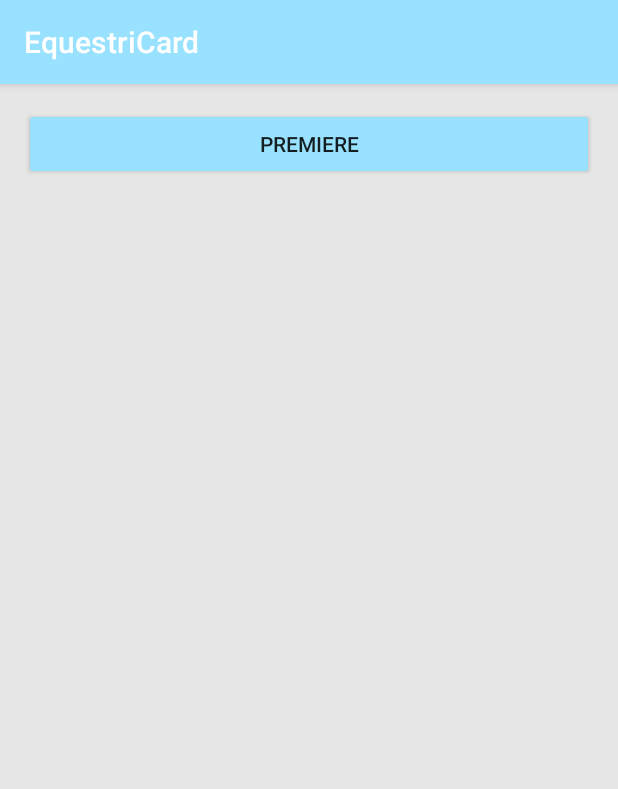
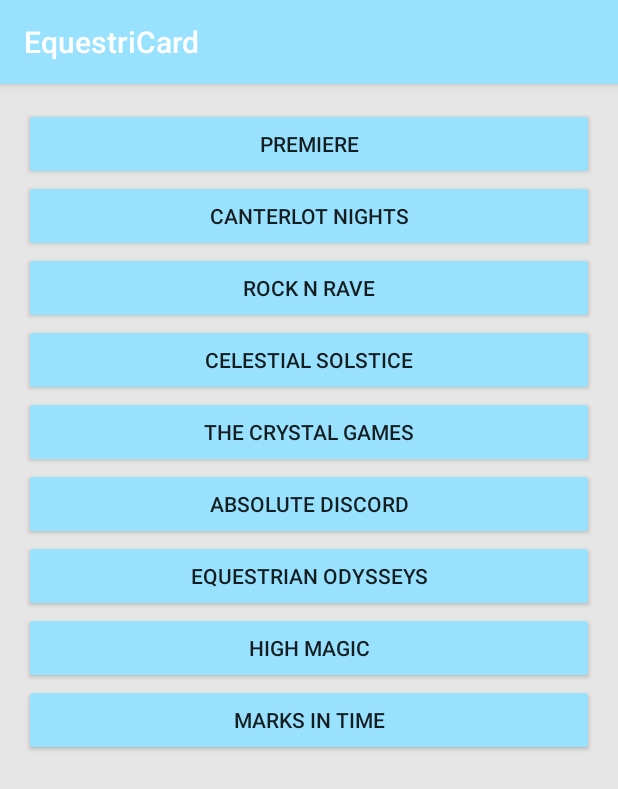
Before and after one commit to ChrisFhey/EquestriCard, an Android app: the SeriesSelectActivity screen opened directly, with no data from a screen before it, on a phone screen of 412 x 824 dp. Shown: the top 789 px of the screen. Run offline under Robolectric (Android 15) with nearby library versions, the light colour scheme and no system bars.

Commit message:
Added set buttons

```diff
--- a/app/src/main/res/layout/activity_series_select.xml
+++ b/app/src/main/res/layout/activity_series_select.xml
@@ -25,5 +25,77 @@
             android:onClick="seriesOverview"
             android:tag="PR"
             android:backgroundTint="@color/colorPrimary" />
+
+        <Button
+            android:text="Canterlot Nights"
+            android:layout_width="match_parent"
+            android:layout_height="wrap_content"
+            android:id="@+id/btn_cn"
+            android:onClick="seriesOverview"
+            android:tag="CN"
+            android:backgroundTint="@color/colorPrimary" />
+
+        <Button
+            android:text="Rock N Rave"
+            android:layout_width="match_parent"
+            android:layout_height="wrap_content"
+            android:id="@+id/btn_rr"
+            android:onClick="seriesOverview"
+            android:tag="RR"
+            android:backgroundTint="@color/colorPrimary" />
+
+        <Button
+            android:text="Celestial Solstice"
+            android:layout_width="match_parent"
+            android:layout_height="wrap_content"
+            android:id="@+id/btn_cs"
+            android:onClick="seriesOverview"
+            android:tag="CS"
+            android:backgroundTint="@color/colorPrimary" />
+
+        <Button
+            android:text="The Crystal Games"
+            android:layout_width="match_parent"
+            android:layout_height="wrap_content"
+            android:id="@+id/btn_cg"
+            android:onClick="seriesOverview"
+            android:tag="CG"
+            android:backgroundTint="@color/colorPrimary" />
+
+        <Button
+            android:text="Absolute Discord"
+            android:layout_width="match_parent"
+            android:layout_height="wrap_content"
+            android:id="@+id/btn_ad"
+            android:onClick="seriesOverview"
+            android:tag="AD"
+            android:backgroundTint="@color/colorPrimary" />
+
+        <Button
+            android:text="Equestrian Odysseys"
+            android:layout_width="match_parent"
+            android:layout_height="wrap_content"
+            android:id="@+id/btn_eo"
+            android:onClick="seriesOverview"
+            android:tag="EO"
+            android:backgroundTint="@color/colorPrimary" />
+
+        <Button
+            android:text="High Magic"
+            android:layout_width="match_parent"
+            android:layout_height="wrap_content"
+            android:id="@+id/btn_hm"
+            android:onClick="seriesOverview"
+            android:tag="HM"
+            android:backgroundTint="@color/colorPrimary" />
+
+        <Button
+            android:text="Marks in Time"
+            android:layout_width="match_parent"
+            android:layout_height="wrap_content"
+            android:id="@+id/btn_mt"
+            android:onClick="seriesOverview"
+            android:tag="MT"
+            android:backgroundTint="@color/colorPrimary" />
     </LinearLayout>
 </RelativeLayout>
```
